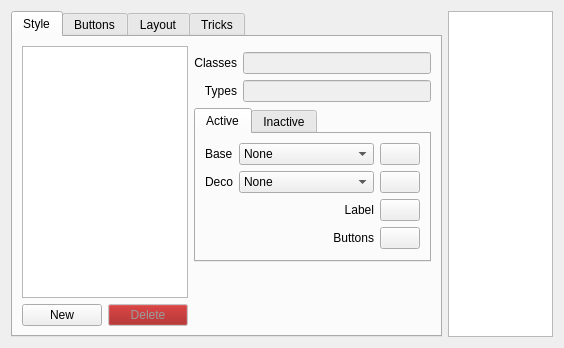
First picture: the form in kwin/configdialog.ui, repository deiv/bespin-pkg, before the edit.
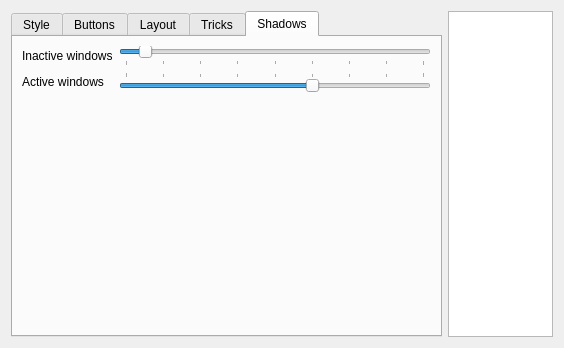
Second picture: the form after the edit. Custom widgets are drawn as their Qt base class.

Commit message: configurable shadow sizes, dither shadow images

```diff
--- a/kwin/configdialog.ui
+++ b/kwin/configdialog.ui
@@ -20,7 +20,7 @@
       <enum>QTabWidget::North</enum>
      </property>
      <property name="currentIndex">
-      <number>0</number>
+      <number>4</number>
      </property>
      <widget class="QWidget" name="tab">
       <attribute name="title">
@@ -1032,6 +1032,101 @@
        </item>
       </layout>
      </widget>
+     <widget class="QWidget" name="tab_5">
+      <attribute name="title">
+       <string>Shadows</string>
+      </attribute>
+      <layout class="QFormLayout" name="formLayout_3">
+       <item row="0" column="0">
+        <widget class="QLabel" name="label_18">
+         <property name="text">
+          <string>Inactive windows</string>
+         </property>
+        </widget>
+       </item>
+       <item row="0" column="1">
+        <widget class="QSlider" name="inactiveShadowSize">
+         <property name="sizePolicy">
+          <sizepolicy hsizetype="MinimumExpanding" vsizetype="Fixed">
+           <horstretch>0</horstretch>
+           <verstretch>0</verstretch>
+          </sizepolicy>
+         </property>
+         <property name="minimumSize">
+          <size>
+           <width>128</width>
+           <height>0</height>
+          </size>
+         </property>
+         <property name="minimum">
+          <number>8</number>
+         </property>
+         <property name="maximum">
+          <number>72</number>
+         </property>
+         <property name="pageStep">
+          <number>8</number>
+         </property>
+         <property name="value">
+          <number>12</number>
+         </property>
+         <property name="orientation">
+          <enum>Qt::Horizontal</enum>
+         </property>
+         <property name="tickPosition">
+          <enum>QSlider::TicksBelow</enum>
+         </property>
+         <property name="tickInterval">
+          <number>8</number>
+         </property>
+        </widget>
+       </item>
+       <item row="1" column="0">
+        <widget class="QLabel" name="label_19">
+         <property name="text">
+          <string>Active windows</string>
+         </property>
+        </widget>
+       </item>
+       <item row="1" column="1">
+        <widget class="QSlider" name="activeShadowSize">
+         <property name="sizePolicy">
+          <sizepolicy hsizetype="MinimumExpanding" vsizetype="Fixed">
+           <horstretch>0</horstretch>
+           <verstretch>0</verstretch>
+          </sizepolicy>
+         </property>
+         <property name="minimumSize">
+          <size>
+           <width>128</width>
+           <height>0</height>
+          </size>
+         </property>
+         <property name="minimum">
+          <number>8</number>
+         </property>
+         <property name="maximum">
+          <number>72</number>
+         </property>
+         <property name="pageStep">
+          <number>8</number>
+         </property>
+         <property name="value">
+          <number>48</number>
+         </property>
+         <property name="orientation">
+          <enum>Qt::Horizontal</enum>
+         </property>
+         <property name="tickPosition">
+          <enum>QSlider::TicksAbove</enum>
+         </property>
+         <property name="tickInterval">
+          <number>8</number>
+         </property>
+        </widget>
+       </item>
+      </layout>
+     </widget>
     </widget>
    </item>
    <item>
```
The commit also changes 8 other files.
